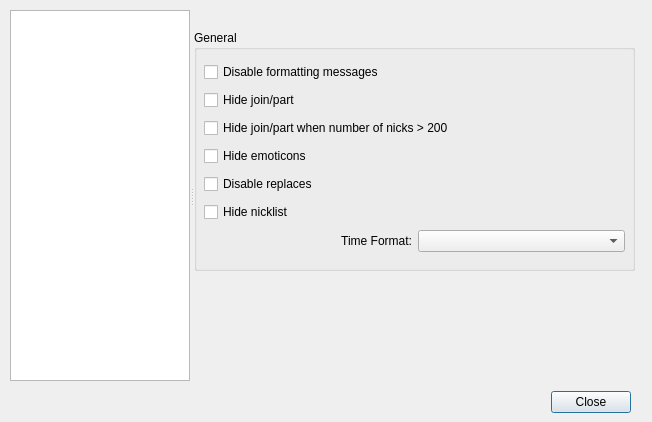
Before: the Qt Designer form ui/options.ui in gitter-badger/simplechatclient, drawn with Qt 5.
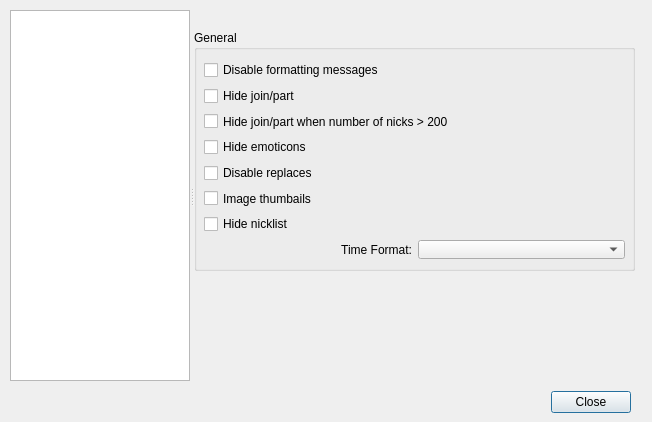
After: the same form once the commit is applied. The open tabs and pages were chosen to show the change. Icons and pictures are not drawn.

Diff of the .ui file:
```diff
--- a/ui/options.ui
+++ b/ui/options.ui
@@ -1284,6 +1284,13 @@
           </property>
          </widget>
         </item>
+        <item>
+         <widget class="QCheckBox" name="checkBox_img_thumbs">
+          <property name="text">
+           <string>Image thumbails</string>
+          </property>
+         </widget>
+        </item>
         <item>
          <widget class="QCheckBox" name="checkBox_hide_nicklist">
           <property name="text">
```
